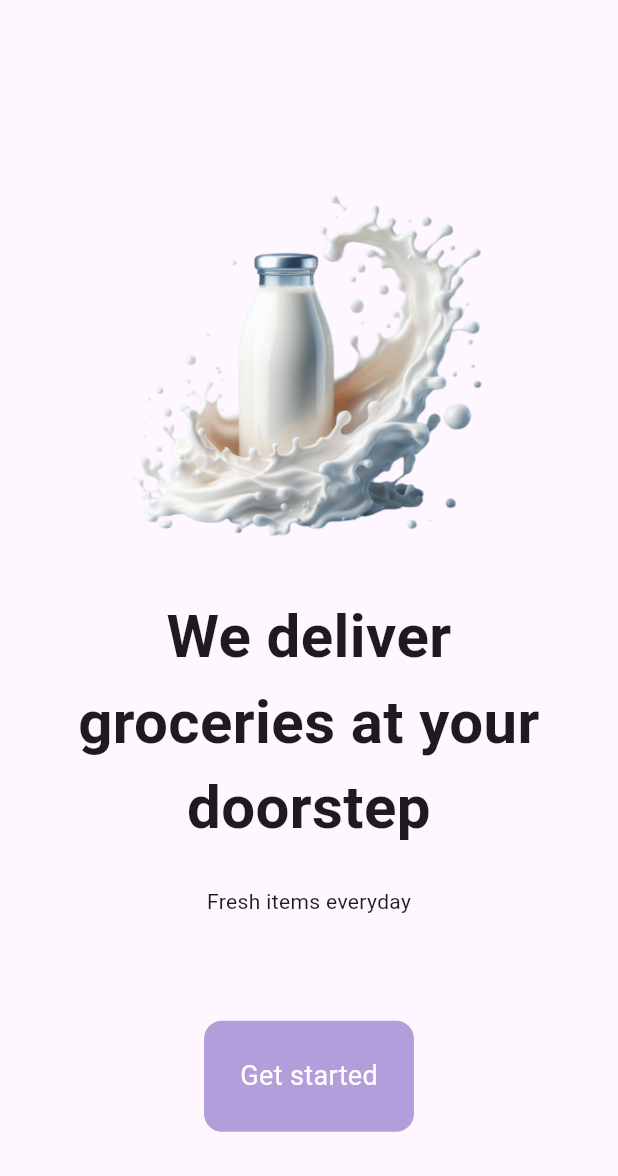
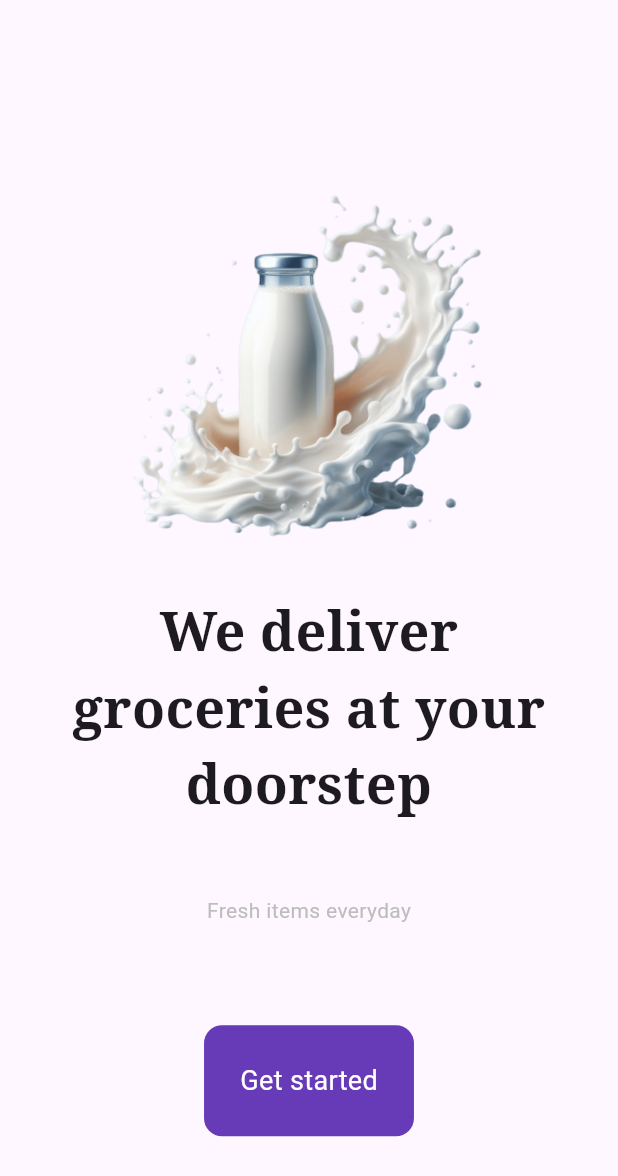
Before and after one commit to abdimannabov/Ice-Cream-Shop, a Flutter app: the screen it shows after launch, on a phone screen of 412 x 824 dp. Shown: the top 1176 px of the screen. Run offline on Flutter 3.47's test engine with Material 3 defaults, Android fonts, the phone set to English and light mode, and no system bars; our stand-ins replace google_fonts.

Commit message:
Updated the intro page, next is home page

```diff
--- a/lib/pages/intro_page.dart
+++ b/lib/pages/intro_page.dart
@@ -1,4 +1,6 @@
 import 'package:flutter/material.dart';
+import 'package:flutter_app/pages/home_page.dart';
+import 'package:google_fonts/google_fonts.dart';
 
 class IntroPage extends StatelessWidget {
   const IntroPage({super.key});
@@ -20,28 +22,39 @@ class IntroPage extends StatelessWidget {
             child: Text(
               "We deliver groceries at your doorstep",
               textAlign: TextAlign.center,
-              style: TextStyle(
-                fontSize: 40,
-                fontWeight: FontWeight.bold
-                  ),
+              style: GoogleFonts.notoSerif(
+                fontSize: 36,
+                fontWeight: FontWeight.bold,
+              ),
                 ),
           ),
 
+          const SizedBox(height: 24,),
+
           Text(
             "Fresh items everyday",
+            style: TextStyle(
+              color: Colors.grey[400],
+            ),
           ),
 
           const Spacer(),
 
-          Container(
-            decoration: BoxDecoration(
-              color: Colors.deepPurple[200],
-              borderRadius: BorderRadius.circular(12),
+          GestureDetector(
+            onTap: () => Navigator.pushReplacement(context, MaterialPageRoute(
+              builder:(context) {
+                return HomePage();
+              },)),
+            child: Container(
+              decoration: BoxDecoration(
+                color: Colors.deepPurple,
+                borderRadius: BorderRadius.circular(12),
+              ),
+              padding: const EdgeInsets.all(24),
+              child: const Text("Get started",
+                style: TextStyle(color: Colors.white, fontSize: 18),
+                ),
             ),
-            padding: EdgeInsets.all(24),
-            child: Text("Get started",
-              style: TextStyle(color: Colors.white, fontSize: 18),
-              ),
           ),
 
           const Spacer(),
--- a/pubspec.yaml
+++ b/pubspec.yaml
@@ -30,6 +30,7 @@ environment:
 dependencies:
   flutter:
     sdk: flutter
+  google_fonts: ^6.3.1
 
   # The following adds the Cupertino Icons font to your application.
   # Use with the CupertinoIcons class for iOS style icons.
```
Also changed, not shown: lib/pages/home_page.dart (added, +10 -0 lines), pubspec.lock, 1 other file.
